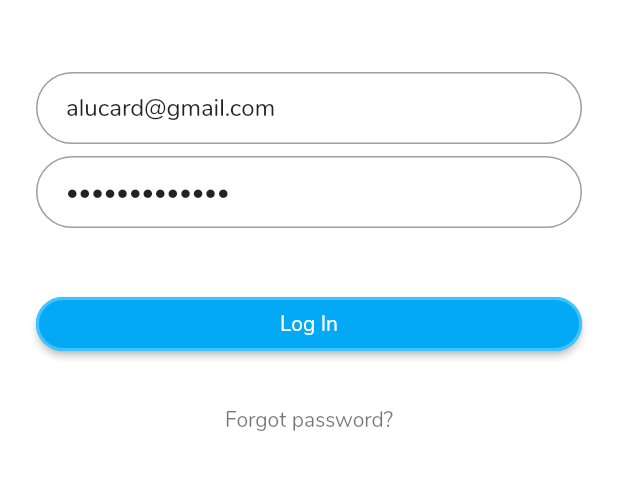
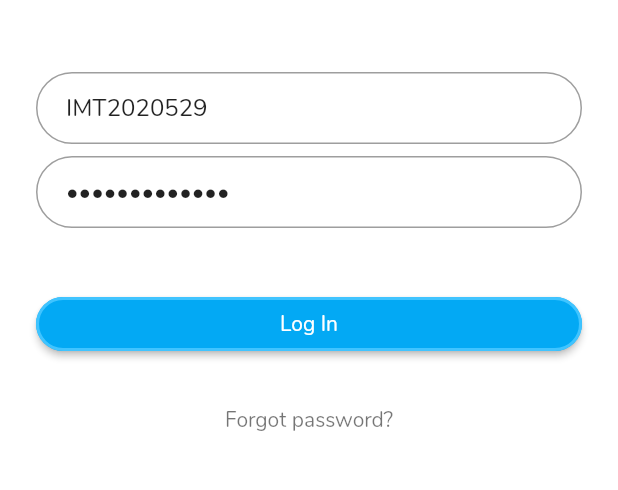
Before and after one commit to unbalancedvariance/CampusAutomation, a Flutter app: the screen it shows after launch, on a phone screen of 412 x 824 dp, the part 462-952 px from its top. Run offline on Flutter 3.47's test engine with Material 2 defaults, Android fonts, the phone set to English and light mode, and no system bars.

Commit message:
test commit

```diff
--- a/campus_automation/lib/login_page.dart
+++ b/campus_automation/lib/login_page.dart
@@ -22,10 +22,10 @@ class _LoginPageState extends State<LoginPage> {
     final email = TextFormField(
       keyboardType: TextInputType.emailAddress,
       autofocus: false,
-      initialValue: 'alucard@gmail.com',
+      initialValue: 'IMT2020529',
       decoration: InputDecoration(
-        hintText: 'Email',
-        contentPadding: EdgeInsets.fromLTRB(20.0, 10.0, 20.0, 10.0),
+        hintText: 'Registration no:',
+        contentPadding: const EdgeInsets.fromLTRB(20.0, 10.0, 20.0, 10.0),
         border: OutlineInputBorder(borderRadius: BorderRadius.circular(32.0)),
       ),
     );
@@ -36,26 +36,26 @@ class _LoginPageState extends State<LoginPage> {
       obscureText: true,
       decoration: InputDecoration(
         hintText: 'Password',
-        contentPadding: EdgeInsets.fromLTRB(20.0, 10.0, 20.0, 10.0),
+        contentPadding: const EdgeInsets.fromLTRB(20.0, 10.0, 20.0, 10.0),
         border: OutlineInputBorder(borderRadius: BorderRadius.circular(32.0)),
       ),
     );
 
     final loginButton = Padding(
-      padding: EdgeInsets.symmetric(vertical: 16.0),
+      padding: const EdgeInsets.symmetric(vertical: 16.0),
       child: ElevatedButton(
     style: ButtonStyle(
     shape: MaterialStateProperty.all<RoundedRectangleBorder>(
     RoundedRectangleBorder(
     borderRadius: BorderRadius.circular(24),
-        side: BorderSide(
+        side: const BorderSide(
     color: Colors.lightBlueAccent,
     width: 2.0,
     ),
     ),
     ),
     ),
-    child: Text('Log In',style: TextStyle(color: Colors.white)),
+    child: const Text('Log In',style: TextStyle(color: Colors.white)),
     onPressed: () {
       Navigator.of(context).pushNamed(HomePage.tag);
     },
@@ -63,7 +63,7 @@ class _LoginPageState extends State<LoginPage> {
     );
 
     final forgotLabel = TextButton(
-      child: Text(
+      child: const Text(
         'Forgot password?',
         style: TextStyle(color: Colors.black54),
       ),
@@ -75,14 +75,14 @@ class _LoginPageState extends State<LoginPage> {
       body: Center(
         child: ListView(
           shrinkWrap: true,
-          padding: EdgeInsets.only(left: 24.0, right: 24.0),
+          padding: const EdgeInsets.only(left: 24.0, right: 24.0),
           children: <Widget>[
             logo,
-            SizedBox(height: 48.0),
+            const SizedBox(height: 48.0),
             email,
-            SizedBox(height: 8.0),
+            const SizedBox(height: 8.0),
             password,
-            SizedBox(height: 24.0),
+            const SizedBox(height: 24.0),
             loginButton,
             forgotLabel
           ],
```
Also changed, not shown: 1 other file.
